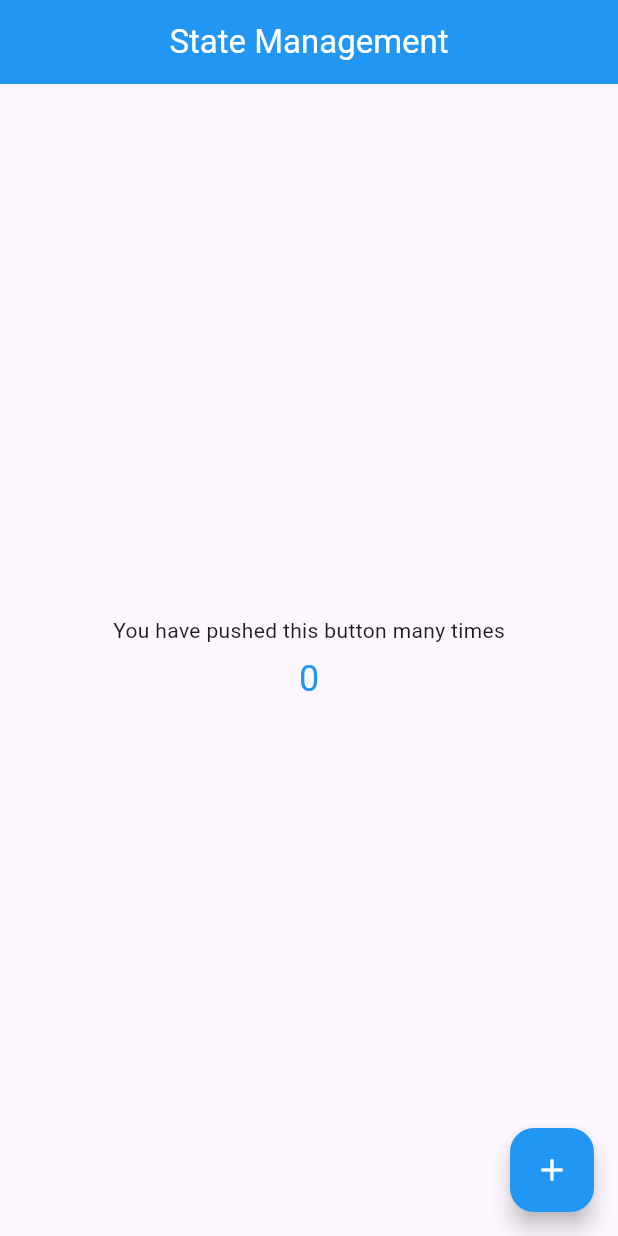
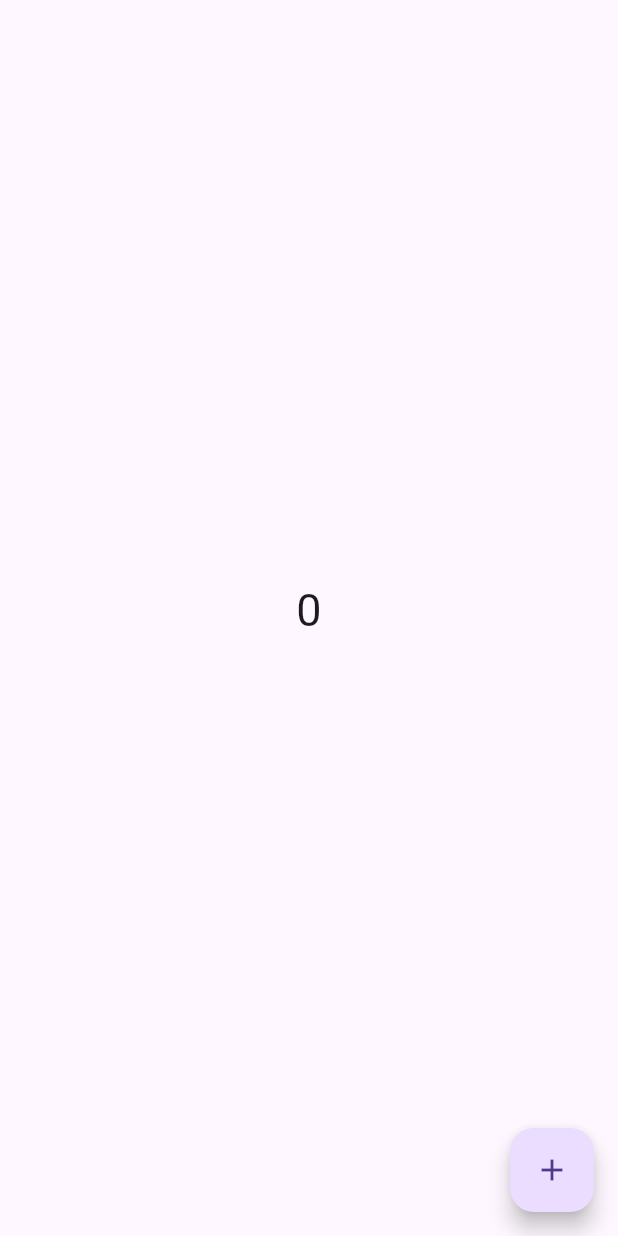
Before and after one commit to FaiziBytes/Introduction_to_provider, a Flutter app: the screen it shows after launch, on a phone screen of 412 x 824 dp. Run offline on Flutter 3.47's test engine with Material 3 defaults, Android fonts, the phone set to English and light mode, and no system bars.

Commit message:
Second method of the Provider

```diff
--- a/state/lib/main.dart
+++ b/state/lib/main.dart
@@ -1,12 +1,72 @@
-import 'package:flutter/material.dart';
-import 'package:provider/provider.dart';
-import 'State.dart';
+// import 'package:flutter/material.dart';
+// import 'package:provider/provider.dart';
+// import 'State.dart';
+//
+// void main() {
+//   runApp(ChangeNotifierProvider(
+//     create: (context) => Counter(),
+//     child: MyApp(),
+//   ));
+// }
+//
+// class MyApp extends StatelessWidget {
+//   const MyApp({super.key});
+//
+//   @override
+//   Widget build(BuildContext context) {
+//     print("build");
+//     return MaterialApp(
+//       home: Scaffold(
+//         appBar: AppBar(
+//           backgroundColor: Colors.blue,
+//           foregroundColor: Colors.white,
+//           centerTitle: true,
+//           title: Text("State Management"),
+//         ),
+//         body: Center(
+//           child: Column(
+//             mainAxisAlignment: MainAxisAlignment.center,
+//             children: [
+//               Text("You have pushed this button many times"),
+//               SizedBox(
+//                 height: 5,
+//               ),
+//               Consumer<Counter>(builder: (context, counter, child) {
+//                 return Text(
+//                   "${counter.count}",
+//                   style: TextStyle(color: Colors.blue, fontSize: 24),
+//                 );
+//               }),
+//             ],
+//           ),
+//         ),
+//         floatingActionButton:
+//             Consumer<Counter>(builder: (context, counter, child) {
+//           return FloatingActionButton(
+//             backgroundColor: Colors.blue,
+//             foregroundColor: Colors.white,
+//             onPressed: counter.increment,
+//             child: Icon(Icons.add),
+//           );
+//         }),
+//       ),
+//     );
+//   }
+// }
+
+// Second Method
+
+import "package:flutter/material.dart";
+import "package:provider/provider.dart";
+import "State.dart";
 
 void main() {
-  runApp(ChangeNotifierProvider(
-    create: (context) => Counter(),
-    child: MyApp(),
-  ));
+  runApp(
+    ChangeNotifierProvider(
+      create: (context) => Counter(),
+      child: MyApp(),
+    ),
+  );
 }
 
 class MyApp extends StatelessWidget {
@@ -14,41 +74,39 @@ class MyApp extends StatelessWidget {
 
   @override
   Widget build(BuildContext context) {
-    print("build");
+    print("Build"); // This should only print ONCE
+
     return MaterialApp(
+      debugShowCheckedModeBanner: false,
       home: Scaffold(
-        appBar: AppBar(
-          backgroundColor: Colors.blue,
-          foregroundColor: Colors.white,
-          centerTitle: true,
-          title: Text("State Management"),
-        ),
         body: Center(
           child: Column(
             mainAxisAlignment: MainAxisAlignment.center,
             children: [
-              Text("You have pushed this button many times"),
-              SizedBox(
-                height: 5,
-              ),
+              // Consumer<Counter>(
+              //   builder: (context, counter, child) => Text(
+              //     "${counter.count}",
+              //     style: TextStyle(fontSize: 40),
+              //   ),
+              // ),
               Consumer<Counter>(builder: (context, counter, child) {
                 return Text(
                   "${counter.count}",
-                  style: TextStyle(color: Colors.blue, fontSize: 24),
+                  style: TextStyle(
+                    fontSize: 30,
+                  ),
                 );
               }),
+              SizedBox(height: 10),
             ],
           ),
         ),
-        floatingActionButton:
-            Consumer<Counter>(builder: (context, counter, child) {
-          return FloatingActionButton(
-            backgroundColor: Colors.blue,
-            foregroundColor: Colors.white,
-            onPressed: counter.increment,
-            child: Icon(Icons.add),
-          );
-        }),
+        floatingActionButton: FloatingActionButton(
+          onPressed: () {
+            context.read<Counter>().increment(); // 🔥 No rebuild here
+          },
+          child: Icon(Icons.add),
+        ),
       ),
     );
   }
```
